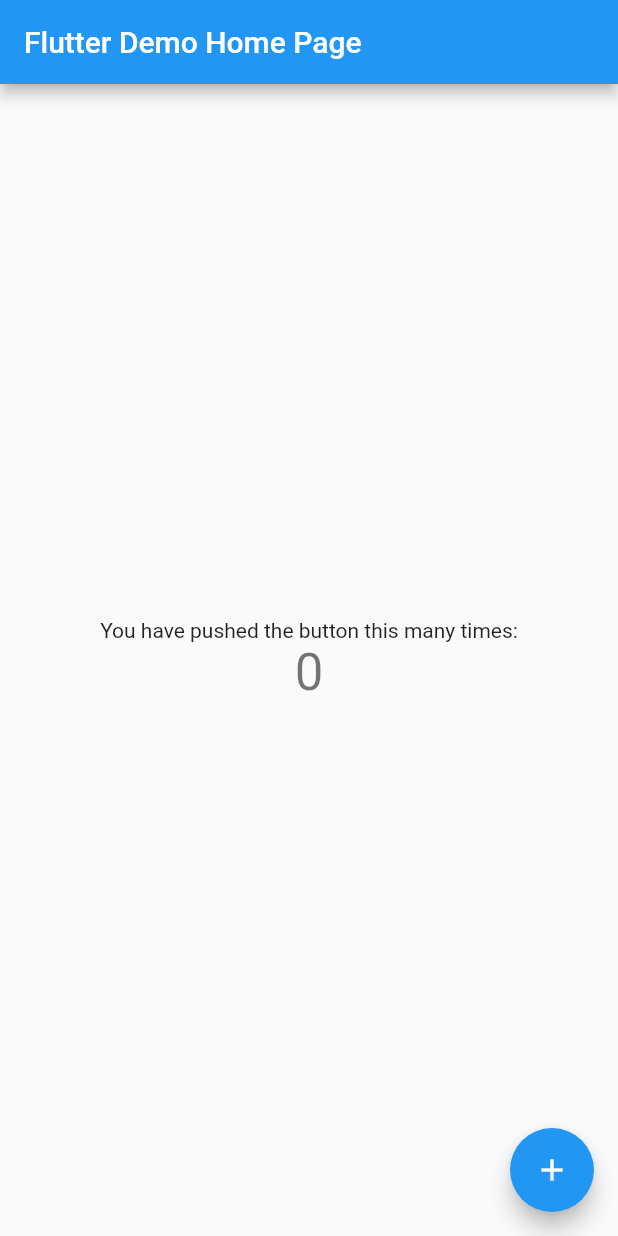
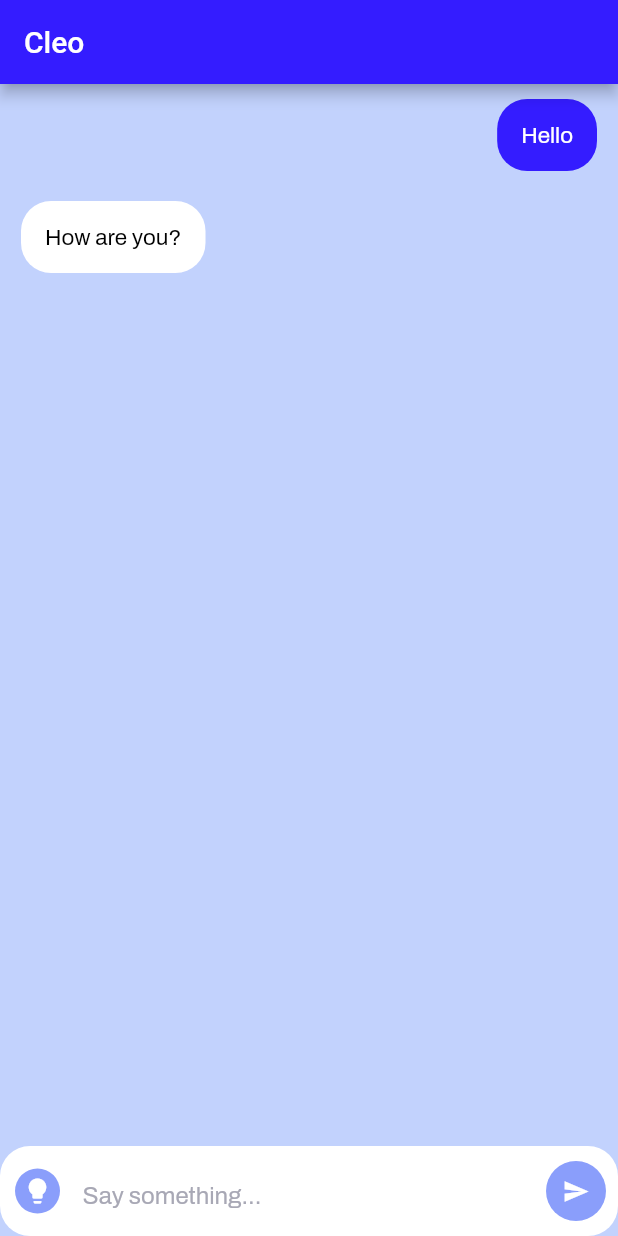
Before and after one commit to NoSuchThingAsRandom/CleoHackathon, a Flutter app: the screen it shows after launch, on a phone screen of 412 x 824 dp. Run offline on Flutter 3.47's test engine with Material 2 defaults, Android fonts, the phone set to English and light mode, and no system bars; our stand-ins replace google_fonts.

Commit message:
Chat Page V1

```diff
--- /dev/null
+++ b/lib/chat_page.dart
@@ -0,0 +1,125 @@
+import 'package:flutter/material.dart';
+
+import 'data.dart';
+
+class Message {
+  /// The text to display for this message
+  String content;
+
+  /// Whether the message sender is cleo, or the user
+  bool isCleo;
+
+  Message(String content, bool isCleo) {
+    this.content = content;
+    this.isCleo = isCleo;
+  }
+}
+
+class ChatPage extends StatelessWidget {
+  // TODO Create better messages
+  var messages = [Message("Hello", false), Message("How are you?", true)];
+
+  @override
+  Widget build(BuildContext context) {
+    return Scaffold(
+        appBar: AppBar(
+          title: Text("Cleo", textAlign: TextAlign.center),
+        ),
+        body: Stack(children: <Widget>[
+          /// Builds and displays the messages
+          ListView.builder(
+              itemCount: messages.length,
+              itemBuilder: (BuildContext context, int index) {
+                return ChatMessage(messages[index]);
+              }),
+
+          /// Builds the keyboard entry
+          Align(
+              alignment: Alignment.bottomLeft,
+              child: Container(
+                  padding: EdgeInsets.only(left: 10, bottom: 10, top: 10),
+                  height: 60,
+                  width: double.infinity,
+                  decoration: BoxDecoration(
+                    borderRadius: BorderRadius.circular(20),
+                    color: Data.paper_white,
+                  ),
+                  child: Row(children: <Widget>[
+                    /// This is placeholder for the feature suggestion
+                    GestureDetector(
+                      onTap: () {},
+                      child: Container(
+                        height: 30,
+                        width: 30,
+                        decoration: BoxDecoration(
+                          color: Data.cleo_blue_tint_2,
+                          borderRadius: BorderRadius.circular(30),
+                        ),
+                        child: Icon(
+                          Icons.lightbulb,
+                          color: Data.paper_white,
+                          size: 20,
+                        ),
+                      ),
+                    ),
+
+                    /// Padding
+                    SizedBox(
+                      width: 15,
+                    ),
+
+                    /// Builds the keyboard entry
+                    Expanded(
+                      child: TextField(
+                        decoration: InputDecoration(
+                            hintText: "Say something...",
+                            hintStyle: TextStyle(color: Data.boss_black_tint_2),
+                            border: InputBorder.none),
+                      ),
+                    ),
+                    SizedBox(
+                      width: 15,
+                    ),
+
+                    /// Submit button, could technically remove it?
+                    FloatingActionButton(
+                      onPressed: () {},
+                      child: Icon(
+                        Icons.send,
+                        color: Data.paper_white,
+                        size: 18,
+                      ),
+                      backgroundColor: Data.cleo_blue_tint_2,
+                      elevation: 0,
+                    ),
+                  ]))),
+        ]));
+  }
+}
+
+class ChatMessage extends StatelessWidget {
+  final Message message;
+
+  ChatMessage(this.message);
+
+  @override
+  Widget build(BuildContext context) {
+    return Container(
+        padding: EdgeInsets.only(left: 14, right: 14, top: 10, bottom: 10),
+        child: Align(
+            alignment: message.isCleo ? Alignment.topLeft : Alignment.topRight,
+            child: Container(
+              decoration: BoxDecoration(
+                borderRadius: BorderRadius.circular(20),
+                color: (message.isCleo ? Data.paper_white : Data.cleo_blue),
+              ),
+              padding: EdgeInsets.all(16),
+              child: Text(
+                message.content,
+                style: TextStyle(
+                    fontSize: 15,
+                    color: message.isCleo ? Data.boss_black : Data.paper_white),
+              ),
+            )));
+  }
+}
--- /dev/null
+++ b/lib/data.dart
@@ -0,0 +1,50 @@
+import 'package:flutter/cupertino.dart';
+import 'package:flutter/material.dart';
+
+class Data {
+  static const cleo_blue = Color.fromRGBO(52, 28, 255, 1.0);
+
+  // Have to define 10 different swatches
+  static const Map<int, Color> cleo_blue_map = {
+    50: cleo_blue,
+    100: cleo_blue,
+    200: cleo_blue,
+    300: cleo_blue,
+    400: cleo_blue,
+    500: cleo_blue,
+    600: cleo_blue,
+    700: cleo_blue,
+    800: cleo_blue,
+    900: cleo_blue,
+  };
+  static const material_cleo_blue = MaterialColor(0xFF341CFF, cleo_blue_map);
+
+  static const cleo_blue_tint_2 = Color.fromRGBO(138, 158, 251, 1.0);
+
+  static const cleo_blue_tint_3 = Color.fromRGBO(194, 210, 253, 1.0);
+
+  // Have to define 10 different swatches
+  static const Map<int, Color> cleo_blue_tint_3_map = {
+    50: cleo_blue_tint_3,
+    100: cleo_blue_tint_3,
+    200: cleo_blue_tint_3,
+    300: cleo_blue_tint_3,
+    400: cleo_blue_tint_3,
+    500: cleo_blue_tint_3,
+    600: cleo_blue_tint_3,
+    700: cleo_blue_tint_3,
+    800: cleo_blue_tint_3,
+    900: cleo_blue_tint_3,
+  };
+  static const material_cleo_blue_tint_3 =
+      MaterialColor(0xFFC2D2FD, cleo_blue_tint_3_map);
+  static const dollar_green = Color.fromRGBO(0, 255, 127, 1.0);
+  static const lit_purple = Color.fromRGBO(194, 121, 251, 1.0);
+  static const roast_red = Color.fromRGBO(255, 60, 77, 1.0);
+  static const boss_black = Color.fromRGBO(0, 0, 0, 1.0);
+  static const boss_black_tint_1 = Color.fromRGBO(121, 121, 139, 1.0);
+  static const boss_black_tint_2 = Color.fromRGBO(168, 168, 181, 1.0);
+  static const boss_black_tint_3 = Color.fromRGBO(218, 218, 222, 1.0);
+
+  static const paper_white = Color.fromRGBO(255, 255, 255, 1.0);
+}
--- a/lib/main.dart
+++ b/lib/main.dart
@@ -1,4 +1,8 @@
 import 'package:flutter/material.dart';
+import 'package:google_fonts/google_fonts.dart';
+
+import 'chat_page.dart';
+import 'data.dart';
 
 void main() {
   runApp(MyApp());
@@ -9,21 +13,14 @@ class MyApp extends StatelessWidget {
   @override
   Widget build(BuildContext context) {
     return MaterialApp(
-      title: 'Flutter Demo',
-      theme: ThemeData(
-        // This is the theme of your application.
-        //
-        // Try running your application with "flutter run". You'll see the
-        // application has a blue toolbar. Then, without quitting the app, try
-        // changing the primarySwatch below to Colors.green and then invoke
-        // "hot reload" (press "r" in the console where you ran "flutter run",
-        // or simply save your changes to "hot reload" in a Flutter IDE).
-        // Notice that the counter didn't reset back to zero; the application
-        // is not restarted.
-        primarySwatch: Colors.blue,
-      ),
-      home: MyHomePage(title: 'Flutter Demo Home Page'),
-    );
+        title: 'Flutter Demo',
+        theme: ThemeData(
+            primarySwatch: Data.material_cleo_blue,
+            accentColor: Data.material_cleo_blue_tint_3,
+            scaffoldBackgroundColor: Data.material_cleo_blue_tint_3,
+            textTheme: GoogleFonts.archivoTextTheme()),
+        home: ChatPage() //MyHomePage(title: 'Flutter Demo Home Page'),
+        );
   }
 }
 
--- a/pubspec.yaml
+++ b/pubspec.yaml
@@ -28,6 +28,7 @@ dependencies:
   # The following adds the Cupertino Icons font to your application.
   # Use with the CupertinoIcons class for iOS style icons.
   cupertino_icons: ^1.0.2
+  google_fonts: ^2.1.0
 
 dev_dependencies:
   flutter_test:
```
